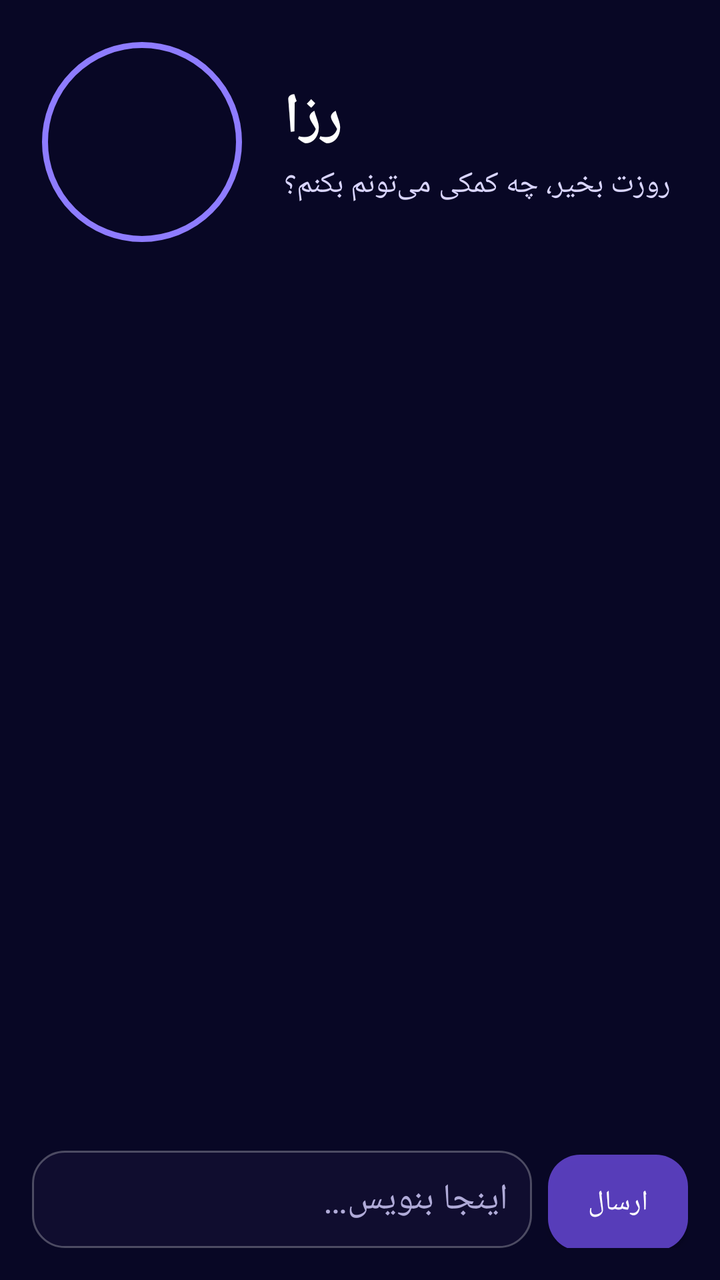
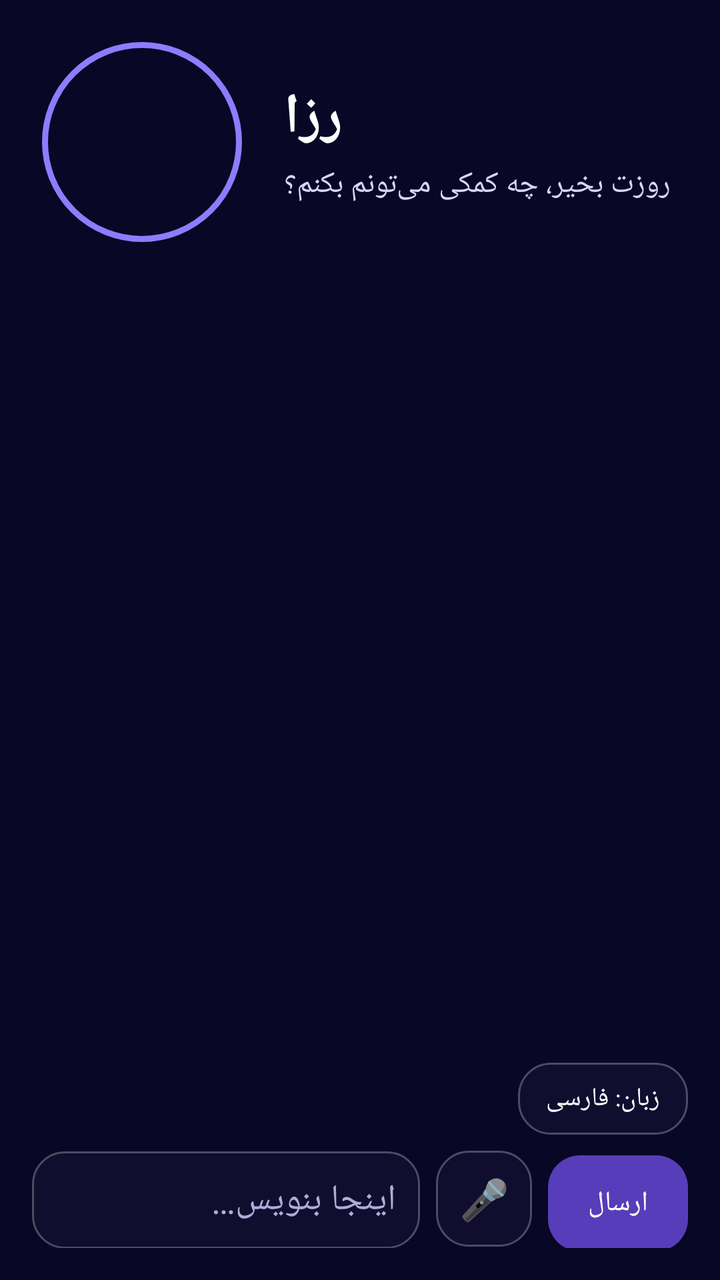

Two renders of the same Android screen: before a commit and after it. Below are the layout's source before the change and the commit's diff.
<!-- AndroidManifest.xml: application theme Theme.RosaApp -->
<!-- res/layout/activity_main.xml -->
<?xml version="1.0" encoding="utf-8"?>
<FrameLayout xmlns:android="http://schemas.android.com/apk/res/android"
    android:layout_width="match_parent"
    android:layout_height="match_parent"
    android:background="#0B0A2A">

    <ImageView
        android:id="@+id/background"
        android:layout_width="match_parent"
        android:layout_height="match_parent"
        android:contentDescription="@null"
        android:scaleType="centerCrop" />

    <View
        android:layout_width="match_parent"
        android:layout_height="match_parent"
        android:background="#77060620" />

    <LinearLayout
        android:layout_width="match_parent"
        android:layout_height="match_parent"
        android:orientation="vertical"
        android:padding="16dp">

        <LinearLayout
            android:layout_width="match_parent"
            android:layout_height="wrap_content"
            android:gravity="center_vertical"
            android:orientation="horizontal">

            <FrameLayout
                android:layout_width="110dp"
                android:layout_height="110dp">

                <View
                    android:id="@+id/ring"
                    android:layout_width="100dp"
                    android:layout_height="100dp"
                    android:layout_gravity="center"
                    android:background="@drawable/ring" />

                <ImageView
                    android:id="@+id/avatar"
                    android:layout_width="86dp"
                    android:layout_height="86dp"
                    android:layout_gravity="center"
                    android:contentDescription="@string/rosa_title"
                    android:scaleType="centerCrop" />
            </FrameLayout>

            <LinearLayout
                android:layout_width="0dp"
                android:layout_height="wrap_content"
                android:layout_marginStart="16dp"
                android:layout_weight="1"
                android:orientation="vertical">

                <TextView
                    android:layout_width="wrap_content"
                    android:layout_height="wrap_content"
                    android:text="@string/rosa_title"
                    android:textColor="#FFFFFF"
                    android:textSize="28sp"
                    android:textStyle="bold" />

                <TextView
                    android:layout_width="wrap_content"
                    android:layout_height="wrap_content"
                    android:layout_marginTop="4dp"
                    android:text="@string/greeting"
                    android:textColor="#D9D5FF"
                    android:textSize="15sp" />
            </LinearLayout>
        </LinearLayout>

        <ScrollView
            android:id="@+id/scroll"
            android:layout_width="match_parent"
            android:layout_height="0dp"
            android:layout_marginTop="12dp"
            android:layout_weight="1"
            android:fillViewport="true">

            <LinearLayout
                android:id="@+id/messages"
                android:layout_width="match_parent"
                android:layout_height="wrap_content"
                android:orientation="vertical" />
        </ScrollView>

        <TextView
            android:id="@+id/status"
            android:layout_width="match_parent"
            android:layout_height="wrap_content"
            android:gravity="center"
            android:text="@string/thinking"
            android:textColor="#BDB8E6"
            android:textSize="14sp"
            android:visibility="gone" />

        <LinearLayout
            android:layout_width="match_parent"
            android:layout_height="wrap_content"
            android:layout_marginTop="8dp"
            android:orientation="horizontal">

            <EditText
                android:id="@+id/input"
                android:layout_width="0dp"
                android:layout_height="wrap_content"
                android:layout_weight="1"
                android:background="@drawable/bubble_rosa"
                android:hint="@string/hint_input"
                android:inputType="textMultiLine"
                android:maxLines="4"
                android:minHeight="48dp"
                android:padding="12dp"
                android:textColor="#FFFFFF"
                android:textColorHint="#B0ABD8" />

            <Button
                android:id="@+id/sendButton"
                android:layout_width="wrap_content"
                android:layout_height="48dp"
                android:layout_marginStart="8dp"
                android:background="@drawable/bubble_user"
                android:minWidth="0dp"
                android:paddingStart="20dp"
                android:paddingEnd="20dp"
                android:text="@string/send"
                android:textColor="#FFFFFF" />
        </LinearLayout>
    </LinearLayout>
</FrameLayout>
<!-- resources referenced by this layout -->
<resources>
  <!-- drawable bubble_rosa (drawable) -->
  <?xml version="1.0" encoding="utf-8"?>
  <shape xmlns:android="http://schemas.android.com/apk/res/android"
      android:shape="rectangle">
      <solid android:color="#CC120F33" />
      <stroke
          android:width="1dp"
          android:color="#44FFFFFF" />
      <corners android:radius="16dp" />
  </shape>
  <!-- drawable bubble_user (drawable) -->
  <?xml version="1.0" encoding="utf-8"?>
  <shape xmlns:android="http://schemas.android.com/apk/res/android"
      android:shape="rectangle">
      <solid android:color="#CC6C4BE0" />
      <corners android:radius="16dp" />
  </shape>
  <!-- drawable ring (drawable) -->
  <?xml version="1.0" encoding="utf-8"?>
  <shape xmlns:android="http://schemas.android.com/apk/res/android"
      android:shape="oval">
      <stroke
          android:width="3dp"
          android:color="#8E7CFF" />
      <solid android:color="#00000000" />
  </shape>
  <string name="greeting">روزت بخیر، چه کمکی می‌تونم بکنم؟</string>
  <string name="hint_input">اینجا بنویس…</string>
  <string name="rosa_title">رزا</string>
  <string name="send">ارسال</string>
  <string name="thinking">رزا در حال فکر کردن…</string>
  <style name="Theme.RosaApp" parent="Theme.AppCompat.DayNight.NoActionBar" />
</resources>

<!-- the commit's change to res/layout/activity_main.xml (unified diff, before → after) -->
@@ -88,15 +88,34 @@
                 android:orientation="vertical" />
         </ScrollView>
 
-        <TextView
-            android:id="@+id/status"
+        <LinearLayout
             android:layout_width="match_parent"
             android:layout_height="wrap_content"
-            android:gravity="center"
-            android:text="@string/thinking"
-            android:textColor="#BDB8E6"
-            android:textSize="14sp"
-            android:visibility="gone" />
+            android:layout_marginTop="4dp"
+            android:gravity="center_vertical"
+            android:orientation="horizontal">
+
+            <TextView
+                android:id="@+id/status"
+                android:layout_width="0dp"
+                android:layout_height="wrap_content"
+                android:layout_weight="1"
+                android:textColor="#BDB8E6"
+                android:textSize="14sp" />
+
+            <Button
+                android:id="@+id/langButton"
+                android:layout_width="wrap_content"
+                android:layout_height="36dp"
+                android:background="@drawable/bubble_rosa"
+                android:minWidth="0dp"
+                android:minHeight="0dp"
+                android:paddingStart="14dp"
+                android:paddingEnd="14dp"
+                android:text="@string/lang_fa"
+                android:textColor="#FFFFFF"
+                android:textSize="13sp" />
+        </LinearLayout>
 
         <LinearLayout
             android:layout_width="match_parent"
@@ -119,6 +138,16 @@
                 android:textColorHint="#B0ABD8" />
 
             <Button
+                android:id="@+id/micButton"
+                android:layout_width="48dp"
+                android:layout_height="48dp"
+                android:layout_marginStart="8dp"
+                android:background="@drawable/bubble_rosa"
+                android:minWidth="0dp"
+                android:text="🎤"
+                android:textSize="20sp" />
+
+            <Button
                 android:id="@+id/sendButton"
                 android:layout_width="wrap_content"
                 android:layout_height="48dp"
<!-- resource entries referenced after the edit -->
@@ -28,9 +28,9 @@
   </shape>
   <string name="greeting">روزت بخیر، چه کمکی می‌تونم بکنم؟</string>
   <string name="hint_input">اینجا بنویس…</string>
+  <string name="lang_fa">زبان: فارسی</string>
   <string name="rosa_title">رزا</string>
   <string name="send">ارسال</string>
-  <string name="thinking">رزا در حال فکر کردن…</string>
   <style name="Theme.RosaApp" parent="Theme.AppCompat.DayNight.NoActionBar" />
 </resources>
 
